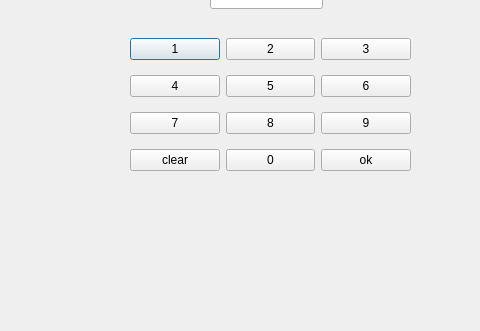
Qt form bankautomat/pindll/engine.ui (banksimul2022/group10) before a commit; both pictures show x 0 to 480 and y 131 to 462 of the 606 by 462 pixel window.
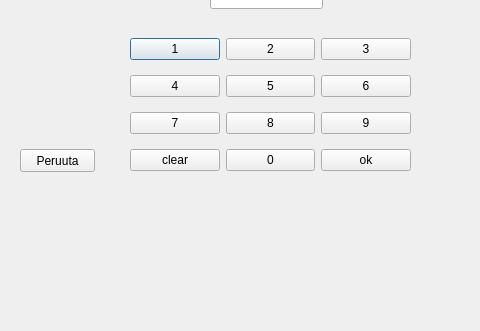
The same form after that commit.

```diff
--- a/bankautomat/pindll/engine.ui
+++ b/bankautomat/pindll/engine.ui
@@ -119,6 +119,19 @@
     </item>
    </layout>
   </widget>
+  <widget class="QPushButton" name="cancel">
+   <property name="geometry">
+    <rect>
+     <x>20</x>
+     <y>280</y>
+     <width>75</width>
+     <height>23</height>
+    </rect>
+   </property>
+   <property name="text">
+    <string>Peruuta</string>
+   </property>
+  </widget>
  </widget>
  <resources/>
  <connections/>
```
